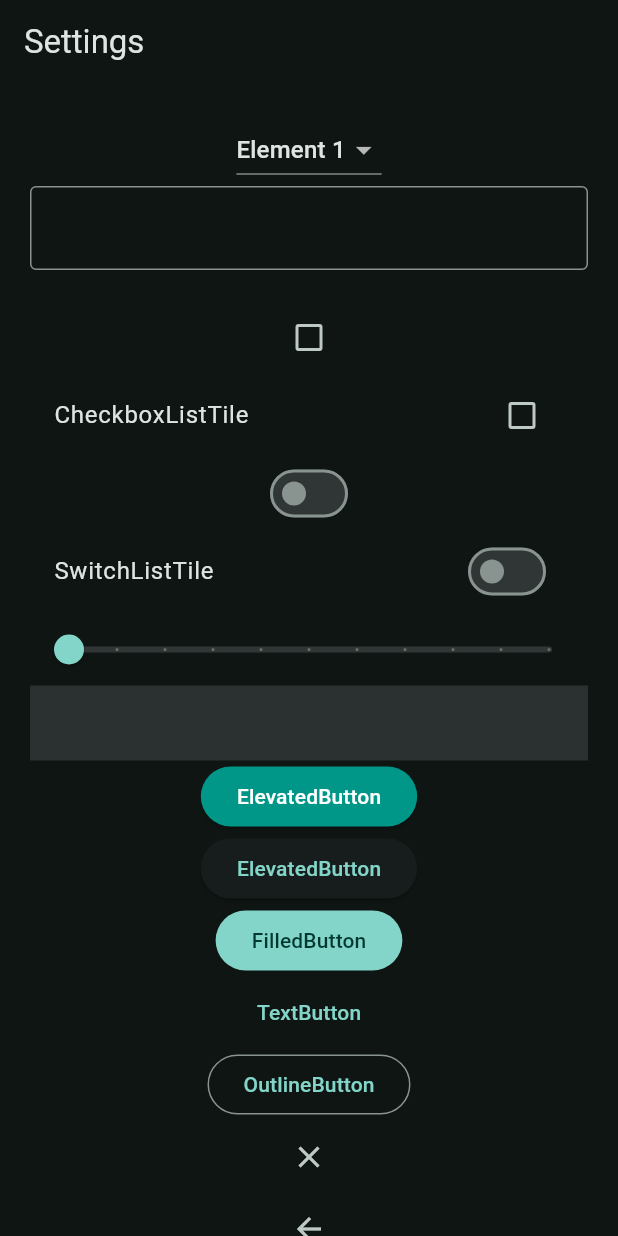
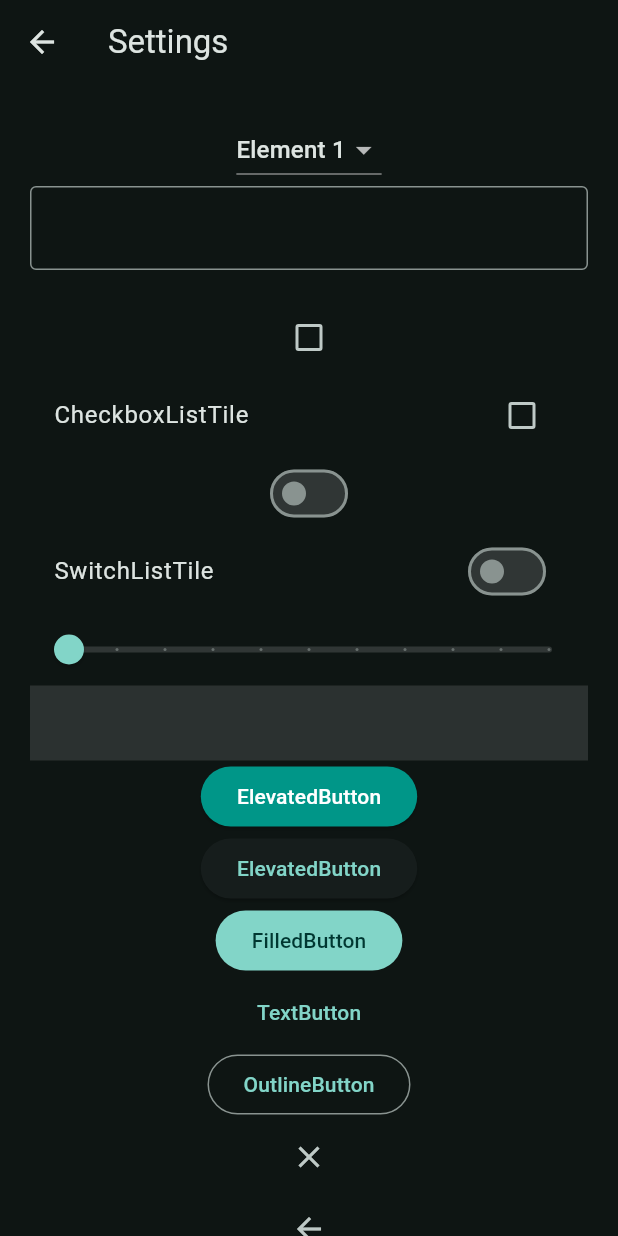
Before and after one commit to zinminnhtun/flutter_learning, a Flutter app: the screen it shows after launch, item 2 of the bottom bar chosen, after a tap on the "settings" icon, on a phone screen of 412 x 824 dp. Run offline on Flutter 3.47's test engine with Material 3 defaults, Android fonts, the phone set to English and light mode, and no system bars.

Commit message:
send data through pages

```diff
--- a/lib/views/pages/settings_page.dart
+++ b/lib/views/pages/settings_page.dart
@@ -1,7 +1,8 @@
 import 'package:flutter/material.dart';
 
 class SettingsPage extends StatefulWidget {
-  const SettingsPage({super.key});
+  const SettingsPage({super.key, required this.title});
+  final String title;
 
   @override
   State<SettingsPage> createState() => _SettingsPageState();
@@ -17,8 +18,13 @@ class _SettingsPageState extends State<SettingsPage> {
   Widget build(BuildContext context) {
     return Scaffold(
       appBar: AppBar(
-        title: Text("Settings")
-        /*automaticallyImplyLeading: false*/,
+        title: Text(widget.title),
+        /*automaticallyImplyLeading: false*/
+        leading: BackButton(
+          onPressed: () {
+            Navigator.pop(context);
+          },
+        ),
       ),
       body: SingleChildScrollView(
         child: Padding(
--- a/lib/views/widget_tree.dart
+++ b/lib/views/widget_tree.dart
@@ -30,11 +30,13 @@ class WidgetTree extends StatelessWidget {
           ),
           IconButton(
             onPressed: () {
-              Navigator.pushReplacement(
+              Navigator.push(
                 context,
                 MaterialPageRoute(
                   builder: (context) {
-                    return SettingsPage();
+                    return SettingsPage(
+                      title: "Settings",
+                    );
                   },
                 ),
               );
```
